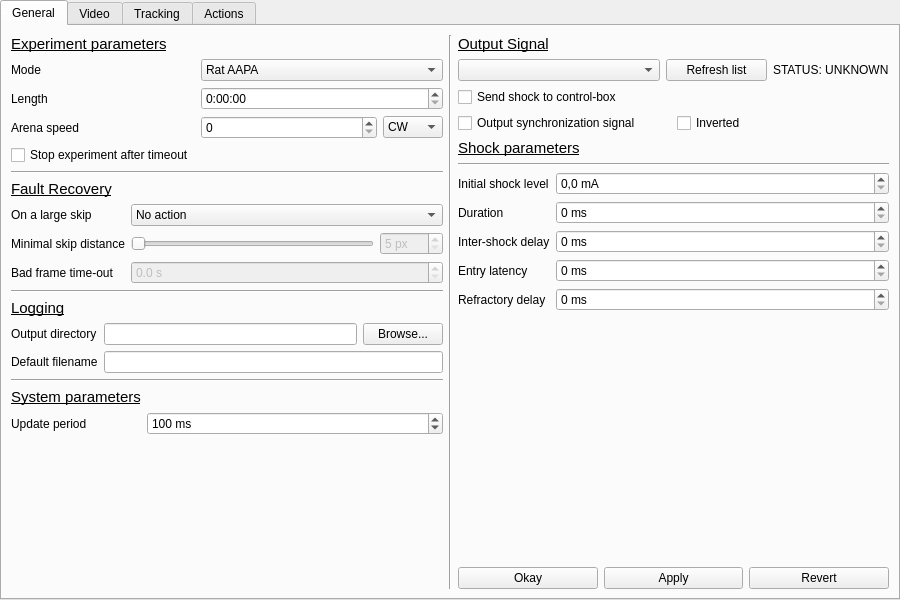
This is gui/configwindow.ui in fgu-cas/kachna-tracker as Qt 5 draws it before an edit. The edited form follows.
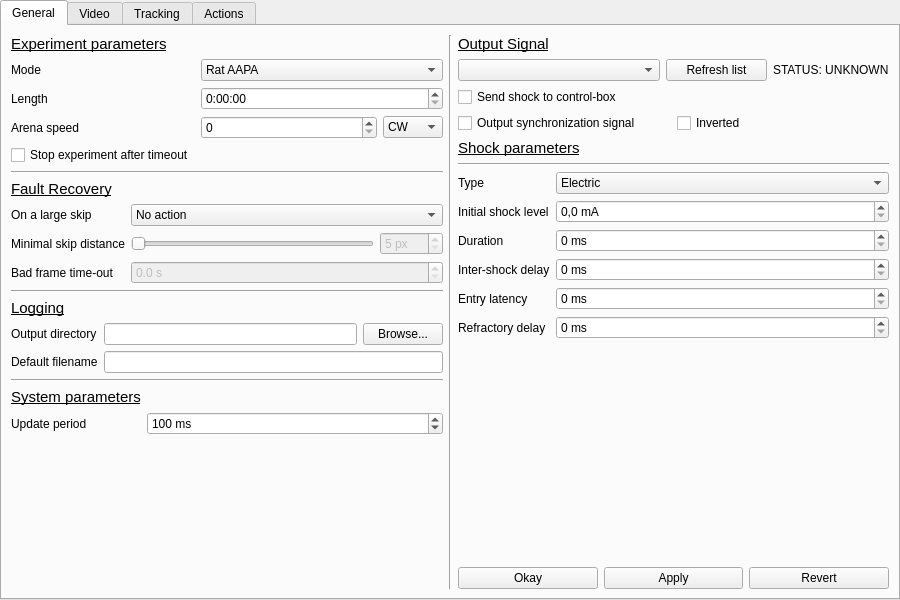
This is the edited form. Icons and pictures are not drawn. Custom widgets are drawn as their Qt base class.

Commit message: add light shock

```diff
--- a/gui/configwindow.ui
+++ b/gui/configwindow.ui
@@ -458,21 +458,21 @@
           </property>
          </widget>
         </item>
-        <item row="1" column="0">
+        <item row="2" column="0">
          <widget class="QLabel" name="label_58">
           <property name="text">
            <string>Initial shock level</string>
           </property>
          </widget>
         </item>
-        <item row="2" column="0">
+        <item row="3" column="0">
          <widget class="QLabel" name="label_20">
           <property name="text">
            <string>Duration</string>
           </property>
          </widget>
         </item>
-        <item row="2" column="1">
+        <item row="3" column="1">
          <widget class="QSpinBox" name="durationBox">
           <property name="suffix">
            <string> ms</string>
@@ -485,14 +485,14 @@
           </property>
          </widget>
         </item>
-        <item row="3" column="0">
+        <item row="4" column="0">
          <widget class="QLabel" name="label_23">
           <property name="text">
            <string>Inter-shock delay</string>
           </property>
          </widget>
         </item>
-        <item row="3" column="1">
+        <item row="4" column="1">
          <widget class="QSpinBox" name="interBox">
           <property name="suffix">
            <string> ms</string>
@@ -502,14 +502,14 @@
           </property>
          </widget>
         </item>
-        <item row="4" column="0">
+        <item row="5" column="0">
          <widget class="QLabel" name="label_21">
           <property name="text">
            <string>Entry latency</string>
           </property>
          </widget>
         </item>
-        <item row="4" column="1">
+        <item row="5" column="1">
          <widget class="QSpinBox" name="entryBox">
           <property name="suffix">
            <string> ms</string>
@@ -519,14 +519,14 @@
           </property>
          </widget>
         </item>
-        <item row="5" column="0">
+        <item row="6" column="0">
          <widget class="QLabel" name="label_22">
           <property name="text">
            <string>Refractory delay</string>
           </property>
          </widget>
         </item>
-        <item row="5" column="1">
+        <item row="6" column="1">
          <widget class="QSpinBox" name="refractoryBox">
           <property name="suffix">
            <string> ms</string>
@@ -536,7 +536,7 @@
           </property>
          </widget>
         </item>
-        <item row="1" column="1">
+        <item row="2" column="1">
          <widget class="QSpinBox" name="initialShockSpinBox">
           <property name="suffix">
            <string> mA</string>
@@ -549,6 +549,27 @@
           </property>
          </widget>
         </item>
+        <item row="1" column="0">
+         <widget class="QLabel" name="label_61">
+          <property name="text">
+           <string>Type</string>
+          </property>
+         </widget>
+        </item>
+        <item row="1" column="1">
+         <widget class="QComboBox" name="shockModeCombobox">
+          <item>
+           <property name="text">
+            <string>Electric</string>
+           </property>
+          </item>
+          <item>
+           <property name="text">
+            <string>Light</string>
+           </property>
+          </item>
+         </widget>
+        </item>
        </layout>
       </item>
       <item>
```
The commit also changes 7 other files.
